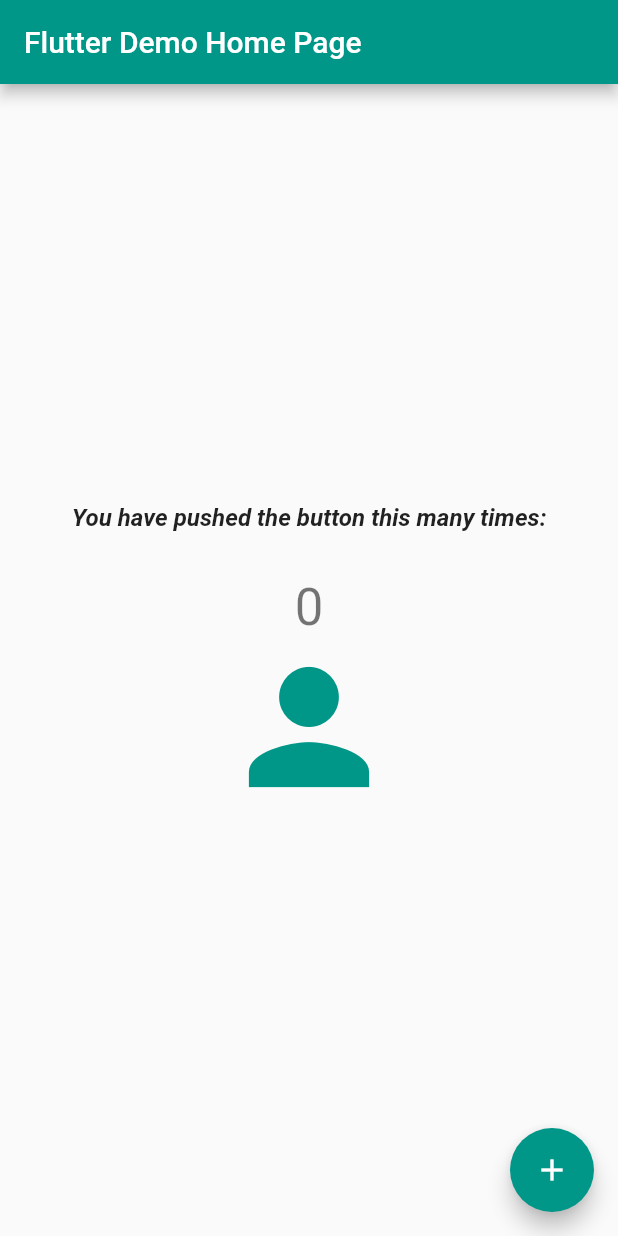
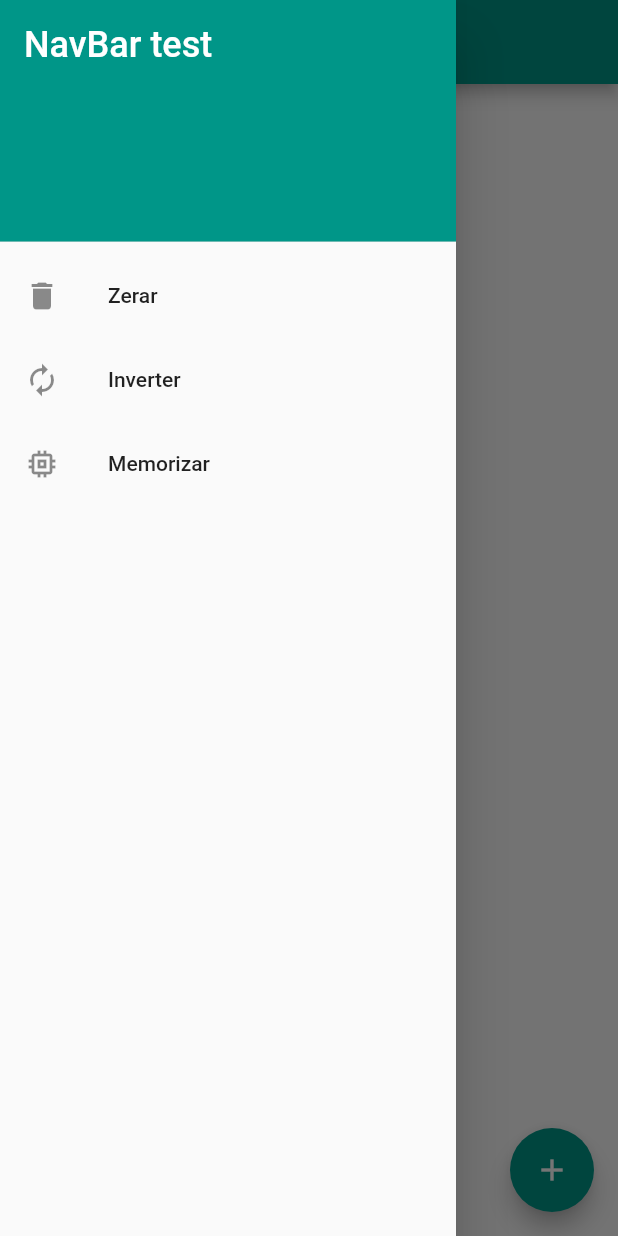
Before and after one commit to MariaCFranca/introducao_flutter, a Flutter app: the screen it shows after launch, with the side drawer open (before the commit the screen has no drawer), on a phone screen of 412 x 824 dp. Run offline on Flutter 3.47's test engine with Material 2 defaults, Android fonts, the phone set to English and light mode, and no system bars.

Commit message:
Exercicio 7 (contador, historico, total e afins) - 04.05

```diff
--- a/lib/fiscal.dart
+++ b/lib/fiscal.dart
@@ -90,7 +90,7 @@ class NotaFiscal {
   }
 
   bool possuiDesconto() {
-    return listaItens.any((i) => i.desconto > 0 ? true : false);
+    return listaItens.any((i) => i.desconto > 0);
   }
 
   List<ItemNF> ItensComDesconto(){
--- a/lib/main.dart
+++ b/lib/main.dart
@@ -1,81 +1,25 @@
 import 'package:flutter/material.dart';
-import 'package:introducao_flutter/fiscal.dart';
 
 import 'model.dart';
+import 'my_home_page.dart';
 
 void main() {
   runApp(const MyApp());
 }
 
-class MyApp extends StatelessWidget { // StatelessWidget = Não possuem estado. Não mudam com o passar do tempo (button, label
+class MyApp extends StatelessWidget {
+  // StatelessWidget = Não possuem estado. Não mudam com o passar do tempo (button, label
   const MyApp({Key? key}) : super(key: key);
 
   // This widget is the root of your application.
   @override
   Widget build(BuildContext context) {
     return MaterialApp(
-      title: 'Flutter Demo',
-      theme: ThemeData(
-        primarySwatch: Colors.teal,
-      ),
-      home: const MyHomePage(title: 'Flutter Demo Home Page'),
-    );
+        title: 'Flutter Demo',
+        theme: ThemeData(
+          primarySwatch: Colors.teal,
+        ),
+        debugShowCheckedModeBanner: false,
+        home: const MyHomePage());
   }
 }
-
-class MyHomePage extends StatefulWidget { // StatefulWidget = Telas, possuem estado (duas classes sempre - StatefulWidget e State)
-  const MyHomePage({Key? key, required this.title}) : super(key: key);
-
-  final String title;
-
-  @override
-  State<MyHomePage> createState() => _MyHomePageState();
-}
-
-class _MyHomePageState extends State<MyHomePage> { // muda com o passar do tempo mas mantém a tela estática
-  int _counter = 0;
-
-  void _incrementCounter() {
-    // mainEntidades();
-    // mainNotaFiscal();
-    setState(() {
-      _counter++;
-    });
-  }
-
-  @override
-  Widget build(BuildContext context) {
-    return Scaffold(
-      appBar: AppBar(
-        title: Text(widget.title),
-      ),
-      body: Center(
-        child: Column(
-          mainAxisAlignment: MainAxisAlignment.center,
-          children: <Widget>[
-            const Padding(
-              padding: EdgeInsets.only(bottom: 30.0),
-              child: Text(
-                'You have pushed the button this many times:',
-                style: TextStyle(
-                    fontSize: 16.0,
-                    fontWeight: FontWeight.bold,
-                    fontStyle: FontStyle.italic
-                ),
-              )),
-            Text(
-              '$_counter',
-              style: Theme.of(context).textTheme.headline4,
-            ),
-            Icon(Icons.person, size: 120.0, color: Colors.teal)
-          ],
-        ),
-      ),
-      floatingActionButton: FloatingActionButton(
-        onPressed: _incrementCounter,
-        tooltip: 'Increment',
-        child: const Icon(Icons.add),
-      ), // This trailing comma makes auto-formatting nicer for build methods.
-    );
-  }
-}
--- /dev/null
+++ b/lib/my_home_page.dart
@@ -0,0 +1,158 @@
+import 'package:flutter/material.dart';
+
+class MyHomePage extends StatefulWidget {
+  // StatefulWidget = Telas, possuem estado (duas classes sempre - StatefulWidget e State)
+  const MyHomePage({Key? key}) : super(key: key);
+
+  @override
+  State<MyHomePage> createState() => _MyHomePageState();
+}
+
+class _MyHomePageState extends State<MyHomePage> {
+  // muda com o passar do tempo mas mantém a tela estática
+  int _contador = 0;
+  bool _incrementando = true;
+  final List<int> _historico = [];
+  int _total = 0;
+
+  @override
+  Widget build(BuildContext context) {
+    return Scaffold(
+      appBar: AppBar(
+        title: const Text('Meu app Flutter'),
+      ),
+      drawer: _buildDrawer(),
+      body: _buildBody(context),
+      floatingActionButton: FloatingActionButton(
+        onPressed: _incrementarEdecrementar,
+        tooltip: _incrementando ? 'Increment' : 'Decrement',
+        child: Icon(_incrementando ? Icons.add : Icons.remove),
+      ), // This trailing comma makes auto-formatting nicer for build methods.
+    );
+  }
+
+  Center _buildBody(BuildContext context) {
+    return Center(
+      child: Column(
+        mainAxisAlignment: MainAxisAlignment.center,
+        children: <Widget>[
+          const Padding(
+              padding: EdgeInsets.only(bottom: 30.0),
+              child: Text(
+                'Contador:',
+                style: TextStyle(
+                    fontSize: 28.0,
+                    fontWeight: FontWeight.bold,
+                    fontStyle: FontStyle.italic),
+              )),
+          Text(
+            '$_contador',
+            style: Theme
+                .of(context)
+                .textTheme
+                .headline4,
+          ),
+          const SizedBox(height: 20.0),
+          const Text('Histórico:',
+              style: TextStyle(fontSize: 24.0, fontWeight: FontWeight.bold)),
+          const SizedBox(height: 20.0),
+          Padding(
+              padding: const EdgeInsets.symmetric(horizontal: 15.0),
+              child: Text(
+                _historico.isEmpty ? '- -' : _historico.join(', '),
+                textAlign: TextAlign.center,
+                style: TextStyle(fontSize: 22.0, color: Colors.grey.shade600),
+              )),
+          const SizedBox(height: 20.0),
+          const Text('Total:',
+            style: TextStyle(fontSize: 24.0, fontWeight: FontWeight.bold)),
+          const SizedBox(height: 20.0),
+          Padding(
+            padding: const EdgeInsets.symmetric(horizontal: 15.0),
+            child: Text(
+              '$_total',
+              textAlign: TextAlign.center,
+              style: TextStyle(fontSize: 22.0, color: Colors.grey.shade600),
+            )
+          )
+        ],
+      ),
+    );
+  }
+
+  Drawer _buildDrawer() {
+    return Drawer(
+        child: ListView(padding: EdgeInsets.zero, children: <Widget>[
+          const DrawerHeader(
+            decoration: BoxDecoration(
+              color: Colors.teal,
+            ),
+            child: Text(
+              'NavBar test',
+              style: TextStyle(
+                color: Colors.white,
+                fontSize: 24,
+              ),
+            ),
+          ),
+          ListTile(
+            // zerar, inverter, memorizar
+            leading: const Icon(Icons.delete),
+            title: const Text('Zerar'),
+            onTap: _zerar,
+          ),
+          ListTile(
+            leading: const Icon(Icons.autorenew),
+            title: const Text('Inverter'),
+            onTap: _inverter,
+          ),
+          ListTile(
+              leading: const Icon(Icons.memory),
+              title: const Text('Memorizar'),
+              onTap: _memorizar,
+          ),
+        ]));
+  }
+
+  void _incrementarEdecrementar() {
+    setState(() {
+      // atualizar a tela
+      if (_incrementando) {
+        _contador++;
+      } else {
+        _contador--;
+      }
+    });
+  }
+
+  void _zerar() {
+    Navigator.of(context).pop();
+    setState(() {
+      _contador = 0;
+      _historico.clear();
+      _total = 0;
+    });
+  }
+
+  void _inverter() {
+    Navigator.of(context).pop();
+    setState(() {
+      _incrementando = !_incrementando;
+    });
+  }
+
+  void _memorizar() {
+    Navigator.of(context).pop();
+    setState(() {
+      _historico.add(_contador);
+      _total = _historico.isEmpty ? 0 : _historico.reduce((a, b) => a + b);
+    });
+  }
+
+  void _somar(){
+    Navigator.of(context).pop();
+    setState(() {
+
+    });
+  }
+}
```
